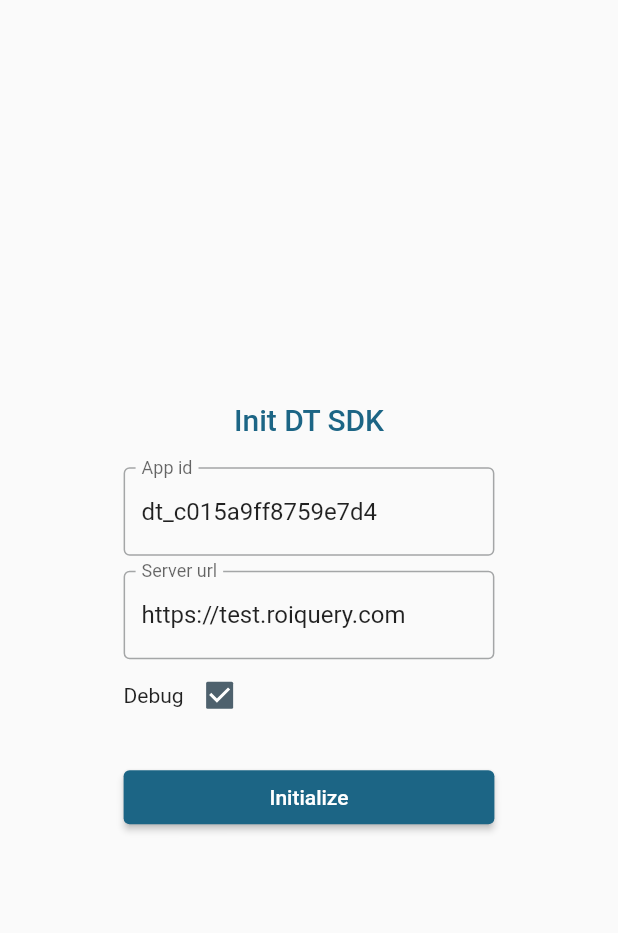
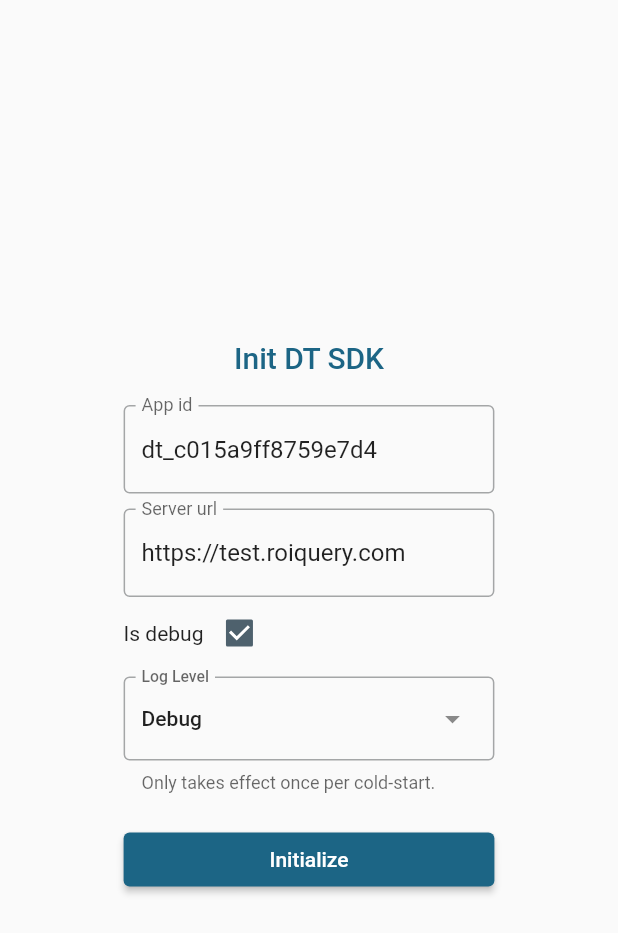
Before and after one commit to lovinjoy/datatower_ai_core_flutter, a Flutter app: the screen it shows after launch, on a phone screen of 412 x 824 dp. Shown: the top 933 px of the screen. Run offline on Flutter 3.47's test engine with Material 2 defaults, Android fonts, the phone set to English and light mode, and no system bars; our stand-ins replace fluttertoast.

Commit message:
[Demo] Added selection of log level

```diff
--- a/example/lib/ui/init_page.dart
+++ b/example/lib/ui/init_page.dart
@@ -16,6 +16,7 @@ class _State extends State<InitPage> {
   String appId = "dt_c015a9ff8759e7d4";
   String url = "https://test.roiquery.com";
   bool _isDebug = true;
+  DTLogLevel _logLevel = DTLogLevel.DEBUG;
 
   @override
   Widget build(BuildContext context) {
@@ -55,11 +56,39 @@ class _State extends State<InitPage> {
                     maxLines: null,
                   ),
                   Row(children: [
-                    const Text("Debug"),
+                    const Text("Is debug"),
                     Checkbox(
                         value: _isDebug,
                         onChanged: (_) => setState(() => _isDebug = !_isDebug)),
                   ]),
+                  if (_isDebug) ...[
+                    const SizedBox(height: 5,),
+                    DropdownMenu<DTLogLevel>(
+                      dropdownMenuEntries: const [
+                        DropdownMenuEntry(
+                            value: DTLogLevel.DEBUG,
+                            label: "Debug"
+                        ),
+                        DropdownMenuEntry(
+                            value: DTLogLevel.INFO,
+                            label: "Info"
+                        ),
+                        DropdownMenuEntry(
+                            value: DTLogLevel.WARN,
+                            label: "Warn"
+                        ),
+                        DropdownMenuEntry(
+                            value: DTLogLevel.ERROR,
+                            label: "Error"
+                        ),
+                      ],
+                      initialSelection: _logLevel,
+                      onSelected: (ll) => _logLevel = ll ?? DTLogLevel.DEBUG,
+                      width: MediaQuery.of(context).size.width * 0.6,
+                      label: const Text("Log Level"),
+                      helperText: "Only takes effect once per cold-start.",
+                    ),
+                  ],
                   const SizedBox(
                     height: 20,
                   ),
@@ -71,7 +100,7 @@ class _State extends State<InitPage> {
                           if (Platform.isIOS) {
                             channel = "2";
                           }
-                          DT.initSDK(appId, url, channel: channel, isDebug: _isDebug, logLevel: DTLogLevel.DEBUG);
+                          DT.initSDK(appId, url, channel: channel, isDebug: _isDebug, logLevel: _logLevel);
                           Navigator.of(context).pushNamed("/home");
                         }
                       },
```
